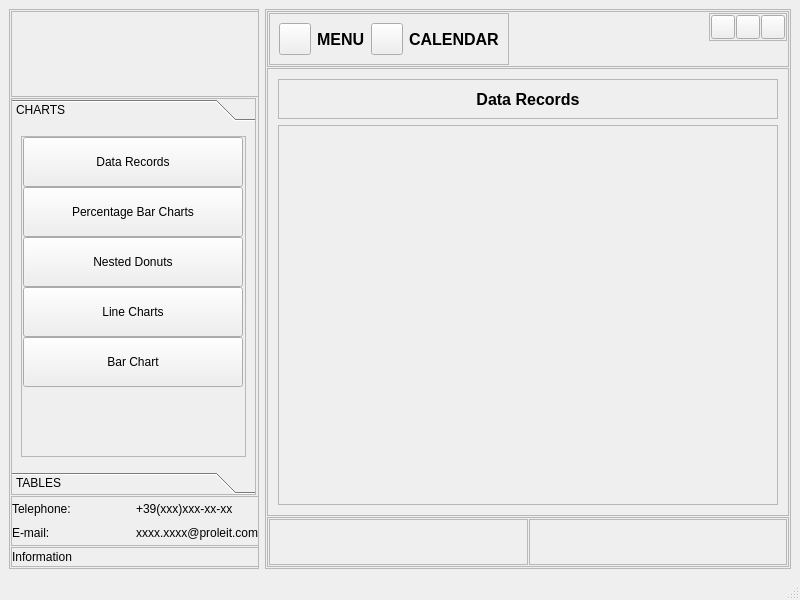
Old version of the form ems_main.ui in the repository DenysYuryev/EMS.
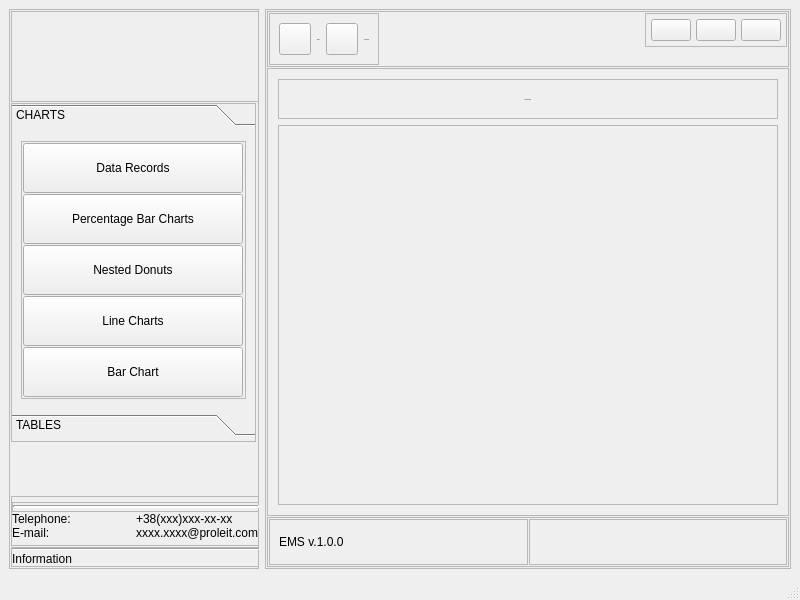
New version of the form. The open tabs and pages were chosen to show the change. Icons and pictures are not drawn.

Commit message: Greate main window

Diff of the .ui file:
```diff
--- a/ems_main.ui
+++ b/ems_main.ui
@@ -20,12 +20,61 @@
    <string>MainWindow</string>
   </property>
   <widget class="QWidget" name="centralwidget">
+   <property name="styleSheet">
+    <string notr="true">@font-face {
+	font-family: NovaFlat;
+	scr: url(:/fonts/Nova_Flat/NovaFlat-Regular.ttf) format(&quot;trutype&quot;);
+}
+*{
+	/*color: #00f;*/
+	font-family: NovaFlat;
+	font-size: 12px;
+	border: 1px;
+	background: none;	
+}
+#stack_1, #stack_2, #stack_3, #stack_4, #stack_5 {
+	background-color: rgba(33, 43, 51, 100)
+}
+#frame_window QPushButton{
+	padding: 5px;
+	border-radius: 5px;
+	background-color: rgba(33, 43, 51, 100);
+	border: 1px solid rgb(266, 255, 255);
+	text-style: solid;
+	text-align: center;
+	font: bold;
+}
+#frame_tool_box QPushButton{
+	padding: 5px;
+	border-radius: 5px;
+	background-color: rgba(33, 43, 51, 100);
+	border: 3px solid rgb(120, 157, 186);
+	text-style: solid;
+	text-align: left;
+	font: bold;
+}
+#toolBox{
+	background-color: rgba(33, 43, 51, 100);
+	border-radius: 5px;
+	font: bold;
+}
+#page_charts{
+	background-color: rgba(33, 43, 51, 100);
+}
+#frame_top, #frame_footer{
+	background-color: rgba(33, 43, 51, 100)
+}
+#line_1, #line_2{
+	border: 1px solid black;
+    border-style: inset;
+}</string>
+   </property>
    <layout class="QHBoxLayout" name="horizontalLayout">
     <item>
      <widget class="QFrame" name="frame_left_menu">
       <property name="minimumSize">
        <size>
-        <width>250</width>
+        <width>0</width>
         <height>0</height>
        </size>
       </property>
@@ -91,7 +140,7 @@
            <number>0</number>
           </property>
           <property name="bottomMargin">
-           <number>0</number>
+           <number>5</number>
           </property>
           <item alignment="Qt::AlignLeft|Qt::AlignVCenter">
            <widget class="QLabel" name="label">
@@ -128,15 +177,21 @@
           </item>
           <item alignment="Qt::AlignLeft|Qt::AlignVCenter">
            <widget class="QLabel" name="label_2">
+            <property name="sizePolicy">
+             <sizepolicy hsizetype="MinimumExpanding" vsizetype="MinimumExpanding">
+              <horstretch>0</horstretch>
+              <verstretch>0</verstretch>
+             </sizepolicy>
+            </property>
             <property name="minimumSize">
              <size>
-              <width>150</width>
+              <width>140</width>
               <height>75</height>
              </size>
             </property>
             <property name="maximumSize">
              <size>
-              <width>150</width>
+              <width>140</width>
               <height>75</height>
              </size>
             </property>
@@ -149,6 +204,12 @@
             <property name="scaledContents">
              <bool>true</bool>
             </property>
+            <property name="alignment">
+             <set>Qt::AlignRight|Qt::AlignTrailing|Qt::AlignVCenter</set>
+            </property>
+            <property name="textInteractionFlags">
+             <set>Qt::LinksAccessibleByMouse</set>
+            </property>
            </widget>
           </item>
          </layout>
@@ -191,7 +252,7 @@
            <number>0</number>
           </property>
           <property name="bottomMargin">
-           <number>0</number>
+           <number>5</number>
           </property>
           <item>
            <widget class="QToolBox" name="toolBox">
@@ -206,8 +267,8 @@
               <rect>
                <x>0</x>
                <y>0</y>
-               <width>243</width>
-               <height>343</height>
+               <width>245</width>
+               <height>306</height>
               </rect>
              </property>
              <property name="cursor">
@@ -233,19 +294,19 @@
                 </property>
                 <layout class="QVBoxLayout" name="verticalLayout_4">
                  <property name="spacing">
-                  <number>0</number>
+                  <number>1</number>
                  </property>
                  <property name="leftMargin">
                   <number>1</number>
                  </property>
                  <property name="topMargin">
-                  <number>0</number>
+                  <number>1</number>
                  </property>
                  <property name="rightMargin">
                   <number>1</number>
                  </property>
                  <property name="bottomMargin">
-                  <number>0</number>
+                  <number>1</number>
                  </property>
                  <item>
                   <widget class="QPushButton" name="pushButton_1">
@@ -351,7 +412,7 @@
                    </property>
                   </widget>
                  </item>
-                 <item alignment="Qt::AlignTop">
+                 <item>
                   <widget class="QPushButton" name="pushButton_5">
                    <property name="minimumSize">
                     <size>
@@ -403,6 +464,19 @@
          </layout>
         </widget>
        </item>
+       <item>
+        <spacer name="verticalSpacer">
+         <property name="orientation">
+          <enum>Qt::Vertical</enum>
+         </property>
+         <property name="sizeHint" stdset="0">
+          <size>
+           <width>20</width>
+           <height>40</height>
+          </size>
+         </property>
+        </spacer>
+       </item>
        <item>
         <widget class="QFrame" name="frame_suport">
          <property name="minimumSize">
@@ -428,45 +502,82 @@
            <number>0</number>
           </property>
           <property name="topMargin">
-           <number>0</number>
+           <number>5</number>
           </property>
           <property name="rightMargin">
            <number>0</number>
           </property>
           <property name="bottomMargin">
-           <number>0</number>
+           <number>5</number>
           </property>
           <property name="spacing">
            <number>0</number>
           </property>
-          <item row="0" column="0">
-           <widget class="QLabel" name="label_5">
-            <property name="text">
-             <string>Telephone:</string>
-            </property>
-           </widget>
-          </item>
-          <item row="0" column="1">
-           <widget class="QLabel" name="label_7">
-            <property name="text">
-             <string>+39(xxx)xxx-xx-xx</string>
-            </property>
-           </widget>
-          </item>
-          <item row="1" column="0">
+          <item row="2" column="0">
            <widget class="QLabel" name="label_6">
             <property name="text">
              <string>E-mail:</string>
             </property>
            </widget>
           </item>
+          <item row="1" column="0">
+           <widget class="QLabel" name="label_5">
+            <property name="text">
+             <string>Telephone:</string>
+            </property>
+           </widget>
+          </item>
           <item row="1" column="1">
+           <widget class="QLabel" name="label_7">
+            <property name="text">
+             <string>+38(xxx)xxx-xx-xx</string>
+            </property>
+           </widget>
+          </item>
+          <item row="2" column="1">
            <widget class="QLabel" name="label_8">
             <property name="text">
              <string>xxxx.xxxx@proleit.com</string>
             </property>
            </widget>
           </item>
+          <item row="0" column="0" colspan="2">
+           <widget class="QFrame" name="frame">
+            <property name="frameShape">
+             <enum>QFrame::StyledPanel</enum>
+            </property>
+            <property name="frameShadow">
+             <enum>QFrame::Raised</enum>
+            </property>
+            <layout class="QVBoxLayout" name="verticalLayout_9">
+             <property name="spacing">
+              <number>0</number>
+             </property>
+             <property name="leftMargin">
+              <number>0</number>
+             </property>
+             <property name="topMargin">
+              <number>0</number>
+             </property>
+             <property name="rightMargin">
+              <number>0</number>
+             </property>
+             <property name="bottomMargin">
+              <number>0</number>
+             </property>
+             <item>
+              <widget class="Line" name="line_1">
+               <property name="lineWidth">
+                <number>2</number>
+               </property>
+               <property name="orientation">
+                <enum>Qt::Horizontal</enum>
+               </property>
+              </widget>
+             </item>
+            </layout>
+           </widget>
+          </item>
          </layout>
         </widget>
        </item>
@@ -506,6 +617,13 @@
           <property name="bottomMargin">
            <number>0</number>
           </property>
+          <item>
+           <widget class="Line" name="line_2">
+            <property name="orientation">
+             <enum>Qt::Horizontal</enum>
+            </property>
+           </widget>
+          </item>
           <item>
            <widget class="QLabel" name="label_9">
             <property name="sizePolicy">
@@ -565,7 +683,7 @@
         <number>1</number>
        </property>
        <item>
-        <widget class="QFrame" name="frame">
+        <widget class="QFrame" name="frame_top">
          <property name="minimumSize">
           <size>
            <width>0</width>
@@ -642,9 +760,8 @@
               <widget class="QLabel" name="label_10">
                <property name="font">
                 <font>
-                 <pointsize>12</pointsize>
-                 <weight>75</weight>
-                 <bold>true</bold>
+                 <family>NovaFlat</family>
+                 <pointsize>-1</pointsize>
                 </font>
                </property>
                <property name="text">
@@ -688,9 +805,8 @@
               <widget class="QLabel" name="label_15">
                <property name="font">
                 <font>
-                 <pointsize>12</pointsize>
-                 <weight>75</weight>
-                 <bold>true</bold>
+                 <family>NovaFlat</family>
+                 <pointsize>-1</pointsize>
                 </font>
                </property>
                <property name="text">
@@ -711,37 +827,22 @@
             </property>
             <layout class="QHBoxLayout" name="horizontalLayout_5">
              <property name="spacing">
-              <number>1</number>
+              <number>5</number>
              </property>
              <property name="leftMargin">
-              <number>1</number>
+              <number>5</number>
              </property>
              <property name="topMargin">
-              <number>1</number>
+              <number>5</number>
              </property>
              <property name="rightMargin">
-              <number>1</number>
+              <number>5</number>
              </property>
              <property name="bottomMargin">
-              <number>1</number>
+              <number>5</number>
              </property>
              <item>
-              <widget class="QPushButton" name="pushButton_8">
-               <property name="minimumSize">
-                <size>
-                 <width>24</width>
-                 <height>24</height>
-                </size>
-               </property>
-               <property name="maximumSize">
-                <size>
-                 <width>24</width>
-                 <height>24</height>
-                </size>
-               </property>
-               <property name="cursor">
-                <cursorShape>PointingHandCursor</cursorShape>
-               </property>
+              <widget class="QPushButton" name="pushButton_window_fold">
                <property name="text">
                 <string/>
                </property>
@@ -752,22 +853,7 @@
               </widget>
              </item>
              <item>
-              <widget class="QPushButton" name="pushButton_7">
-               <property name="minimumSize">
-                <size>
-                 <width>24</width>
-                 <height>24</height>
-                </size>
-               </property>
-               <property name="maximumSize">
-                <size>
-                 <width>24</width>
-                 <height>24</height>
-                </size>
-               </property>
-               <property name="cursor">
-                <cursorShape>PointingHandCursor</cursorShape>
-               </property>
+              <widget class="QPushButton" name="pushButton_window_resize">
                <property name="text">
                 <string/>
                </property>
@@ -777,23 +863,8 @@
                </property>
               </widget>
              </item>
-             <item alignment="Qt::AlignTop">
-              <widget class="QPushButton" name="pushButton_6">
-               <property name="minimumSize">
-                <size>
-                 <width>24</width>
-                 <height>24</height>
-                </size>
-               </property>
-               <property name="maximumSize">
-                <size>
-                 <width>24</width>
-                 <height>24</height>
-                </size>
-               </property>
-               <property name="cursor">
-                <cursorShape>PointingHandCursor</cursorShape>
-               </property>
+             <item>
+              <widget class="QPushButton" name="pushButton_window_close">
                <property name="text">
                 <string/>
                </property>
@@ -873,7 +944,7 @@
                  <item alignment="Qt::AlignHCenter|Qt::AlignVCenter">
                   <widget class="QLabel" name="label_11">
                    <property name="sizePolicy">
-                    <sizepolicy hsizetype="Expanding" vsizetype="Expanding">
+                    <sizepolicy hsizetype="MinimumExpanding" vsizetype="Maximum">
                      <horstretch>0</horstretch>
                      <verstretch>0</verstretch>
                     </sizepolicy>
@@ -892,9 +963,8 @@
                    </property>
                    <property name="font">
                     <font>
-                     <pointsize>12</pointsize>
-                     <weight>75</weight>
-                     <bold>true</bold>
+                     <family>NovaFlat</family>
+                     <pointsize>-1</pointsize>
                     </font>
                    </property>
                    <property name="text">
@@ -1319,8 +1389,8 @@
          </layout>
         </widget>
        </item>
-       <item>
-        <widget class="QFrame" name="frame_3">
+       <item alignment="Qt::AlignBottom">
+        <widget class="QFrame" name="frame_footer">
          <property name="minimumSize">
           <size>
            <width>0</width>
@@ -1363,6 +1433,15 @@
             <property name="frameShadow">
              <enum>QFrame::Raised</enum>
             </property>
+            <layout class="QHBoxLayout" name="horizontalLayout_7">
+             <item>
+              <widget class="QLabel" name="label_4">
+               <property name="text">
+                <string>EMS v.1.0.0 </string>
+               </property>
+              </widget>
+             </item>
+            </layout>
            </widget>
           </item>
           <item>
```
Left out of the diff: 58 changed lines with no effect on the pictures. The commit also changes 16 other files.
